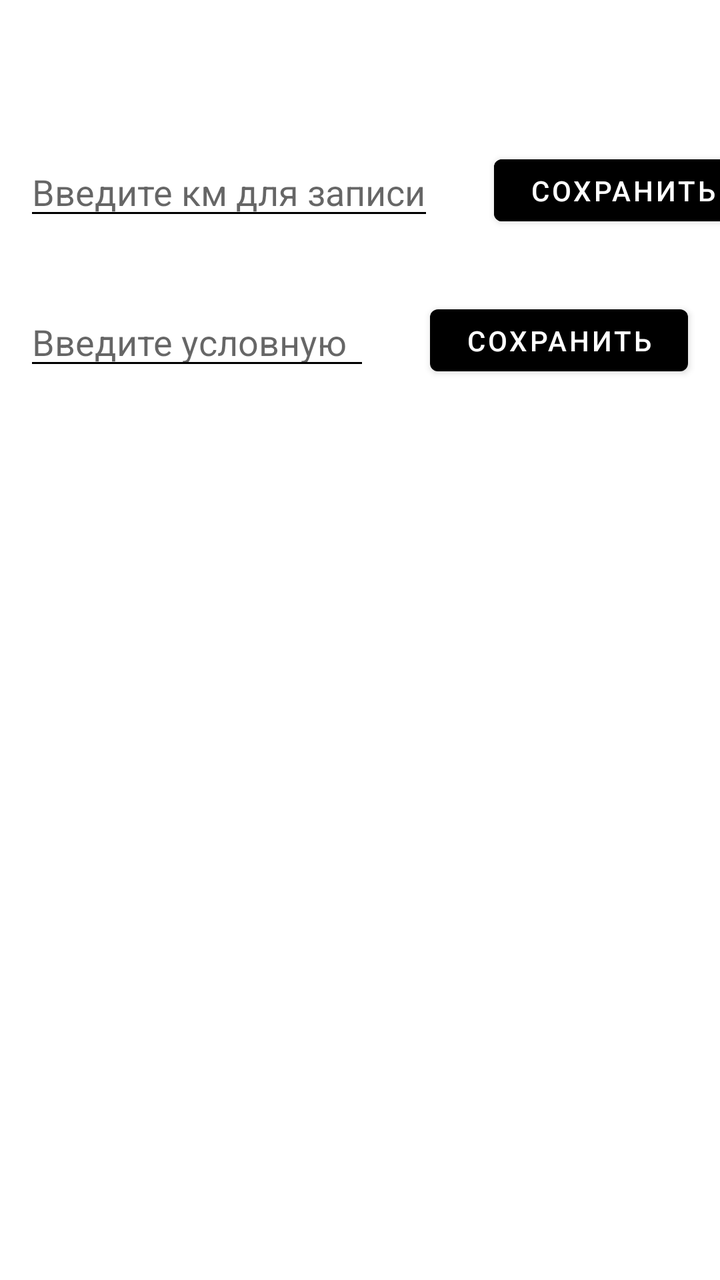
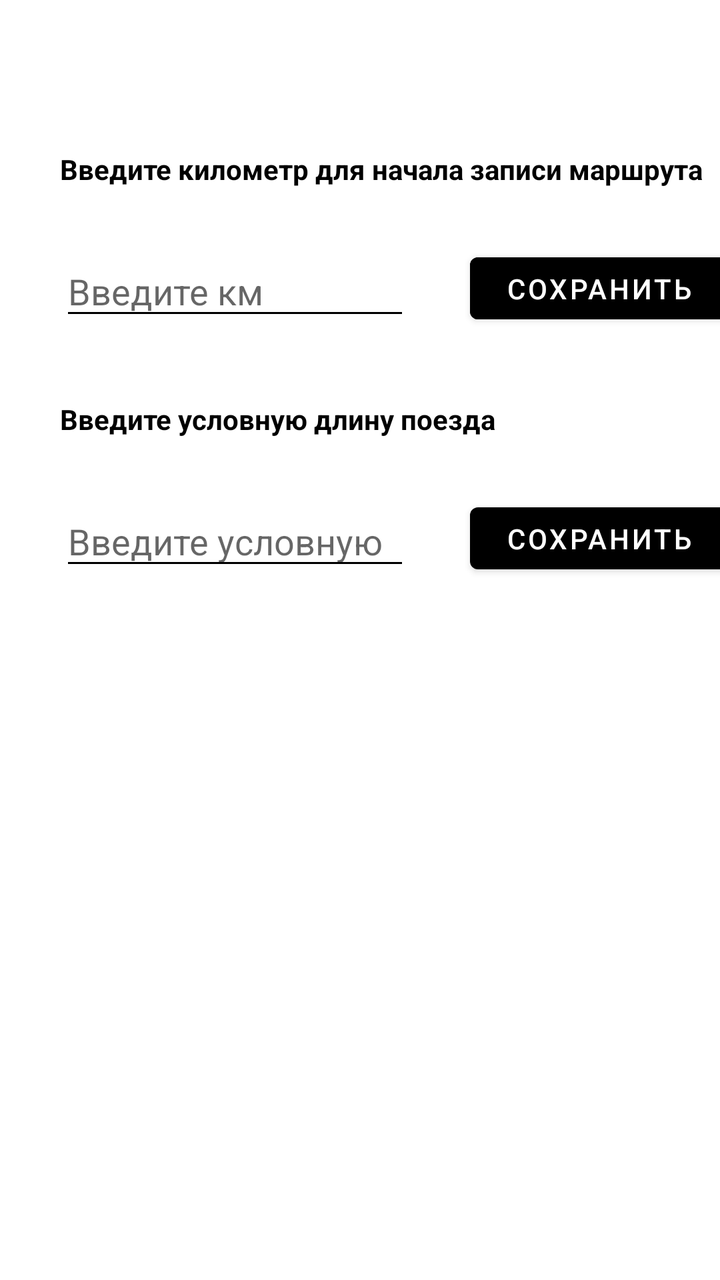

Before-and-after screenshots of an Android layout around one commit, followed by the original layout XML and the change that was made.
<!-- AndroidManifest.xml: application theme Base.Theme.My_Gps_Assistant -->
<!-- res/layout/fragment_set.xml -->
<?xml version="1.0" encoding="utf-8"?>
<androidx.constraintlayout.widget.ConstraintLayout
    xmlns:android="http://schemas.android.com/apk/res/android"
    xmlns:app="http://schemas.android.com/apk/res-auto"
    xmlns:tools="http://schemas.android.com/tools"
    android:layout_width="match_parent"
    android:layout_height="match_parent"
    tools:context=".fragments.SetFragment">

    <EditText
        android:id="@+id/edKmSave"
        android:layout_width="205dp"
        android:layout_height="40dp"
        android:layout_marginTop="75dp"
        android:ems="10"
        android:hint="Введите км для записи"
        android:inputType="number"
        android:maxLength="7"
        app:layout_constraintEnd_toEndOf="parent"
        app:layout_constraintHorizontal_bias="0.078"
        app:layout_constraintStart_toStartOf="parent"
        app:layout_constraintTop_toTopOf="parent"
        tools:ignore="Autofill,HardcodedText,TouchTargetSizeCheck" />

    <Button
        android:id="@+id/bSaveKm"
        android:layout_width="129dp"
        android:layout_height="43dp"
        android:layout_marginStart="30dp"
        android:backgroundTint="@color/black"
        android:text="Сохранить"
        app:layout_constraintBottom_toBottomOf="@+id/edKmSave"
        app:layout_constraintStart_toEndOf="@+id/edKmSave"
        app:layout_constraintTop_toTopOf="@+id/edKmSave"
        tools:ignore="HardcodedText,DuplicateSpeakableTextCheck,TextSizeCheck,TouchTargetSizeCheck" />

    <EditText
        android:id="@+id/edUsl"
        android:layout_width="173dp"
        android:layout_height="40dp"
        android:layout_marginTop="35dp"
        android:ems="10"
        android:hint="Введите условную"
        android:inputType="number"
        android:maxLength="3"
        app:layout_constraintStart_toStartOf="@+id/edKmSave"
        app:layout_constraintTop_toBottomOf="@+id/edKmSave"
        tools:ignore="Autofill,HardcodedText,TouchTargetSizeCheck" />

    <Button
        android:id="@+id/bSaveUsl"
        android:layout_width="129dp"
        android:layout_height="43dp"
        android:layout_marginStart="30dp"
        android:text="Сохранить"
        app:layout_constraintBottom_toBottomOf="@+id/edUsl"
        app:layout_constraintStart_toEndOf="@+id/edUsl"
        app:layout_constraintTop_toTopOf="@+id/edUsl"
        tools:ignore="HardcodedText,TextSizeCheck,TouchTargetSizeCheck" />

</androidx.constraintlayout.widget.ConstraintLayout>
<!-- resources referenced by this layout -->
<resources>
  <color name="black">#FF000000</color>
  <style name="Base.Theme.My_Gps_Assistant" parent="Theme.MaterialComponents.Light.NoActionBar">
          
          <item name="colorPrimary">@color/black</item>
          <item name="colorPrimaryVariant">@color/lavender</item>
          <item name="colorOnPrimary">@color/white</item>
  
          <item name="colorSecondary">@color/teal_200</item>
          <item name="colorSecondaryVariant">@color/teal_700</item>
          <item name="colorOnSecondary">@color/black</item>
  
          <item name="android:statusBarColor">@color/lavender</item>
  
  
          <item name="android:windowFullscreen">true</item>
  
          <item name="android:textColorPrimary">@color/black</item>
          <item name="android:textColorSecondary">@color/black</item>
          <item name="android:textColorTertiary">@color/black</item>
  
  
  
  
  
  
  
      </style>
  <color name="lavender">#8692f7</color>
  <color name="white">#FFFFFFFF</color>
  <color name="teal_200">#D58DD5</color>
  <color name="teal_700">#00C2EF</color>
</resources>

<!-- the commit's change to res/layout/fragment_set.xml (unified diff, before → after) -->
@@ -9,18 +9,18 @@
 
     <EditText
         android:id="@+id/edKmSave"
-        android:layout_width="205dp"
-        android:layout_height="40dp"
-        android:layout_marginTop="75dp"
+        android:layout_width="175dp"
+        android:layout_height="42dp"
+        android:layout_marginTop="15dp"
         android:ems="10"
-        android:hint="Введите км для записи"
+        android:hint="Введите км"
         android:inputType="number"
         android:maxLength="7"
         app:layout_constraintEnd_toEndOf="parent"
-        app:layout_constraintHorizontal_bias="0.078"
-        app:layout_constraintStart_toStartOf="parent"
-        app:layout_constraintTop_toTopOf="parent"
-        tools:ignore="Autofill,HardcodedText,TouchTargetSizeCheck" />
+        app:layout_constraintHorizontal_bias="0.0"
+        app:layout_constraintStart_toStartOf="@+id/logoTv"
+        app:layout_constraintTop_toBottomOf="@+id/logoTv"
+        tools:ignore="Autofill,HardcodedText,MissingConstraints,TouchTargetSizeCheck" />
 
     <Button
         android:id="@+id/bSaveKm"
@@ -36,15 +36,15 @@
 
     <EditText
         android:id="@+id/edUsl"
-        android:layout_width="173dp"
-        android:layout_height="40dp"
-        android:layout_marginTop="35dp"
+        android:layout_width="175dp"
+        android:layout_height="42dp"
+        android:layout_marginTop="15dp"
         android:ems="10"
         android:hint="Введите условную"
         android:inputType="number"
         android:maxLength="3"
-        app:layout_constraintStart_toStartOf="@+id/edKmSave"
-        app:layout_constraintTop_toBottomOf="@+id/edKmSave"
+        app:layout_constraintStart_toStartOf="@+id/textView3"
+        app:layout_constraintTop_toBottomOf="@+id/textView3"
         tools:ignore="Autofill,HardcodedText,TouchTargetSizeCheck" />
 
     <Button
@@ -58,4 +58,30 @@
         app:layout_constraintTop_toTopOf="@+id/edUsl"
         tools:ignore="HardcodedText,TextSizeCheck,TouchTargetSizeCheck" />
 
+    <TextView
+        android:id="@+id/logoTv"
+        android:layout_width="335dp"
+        android:layout_height="33dp"
+        android:layout_marginStart="30dp"
+        android:layout_marginTop="75dp"
+        android:text="@string/settings_km"
+        android:textSize="14sp"
+        android:textStyle="bold"
+        app:layout_constraintEnd_toEndOf="parent"
+        app:layout_constraintHorizontal_bias="0.0"
+        app:layout_constraintStart_toStartOf="parent"
+        app:layout_constraintTop_toTopOf="parent"
+        tools:ignore="TextSizeCheck" />
+
+    <TextView
+        android:id="@+id/textView3"
+        android:layout_width="335dp"
+        android:layout_height="33dp"
+        android:layout_marginTop="35dp"
+        android:text="@string/settings_usl_dl"
+        android:textSize="14sp"
+        android:textStyle="bold"
+        app:layout_constraintStart_toStartOf="@+id/edKmSave"
+        app:layout_constraintTop_toBottomOf="@+id/edKmSave" />
+
 </androidx.constraintlayout.widget.ConstraintLayout>
<!-- resource entries referenced after the edit -->
@@ -1,6 +1,8 @@
 <!-- resources referenced by this layout -->
 <resources>
   <color name="black">#FF000000</color>
+  <string name="settings_km">Введите километр для начала записи маршрута</string>
+  <string name="settings_usl_dl">Введите условную длину поезда</string>
   <style name="Base.Theme.My_Gps_Assistant" parent="Theme.MaterialComponents.Light.NoActionBar">
           
           <item name="colorPrimary">@color/black</item>
